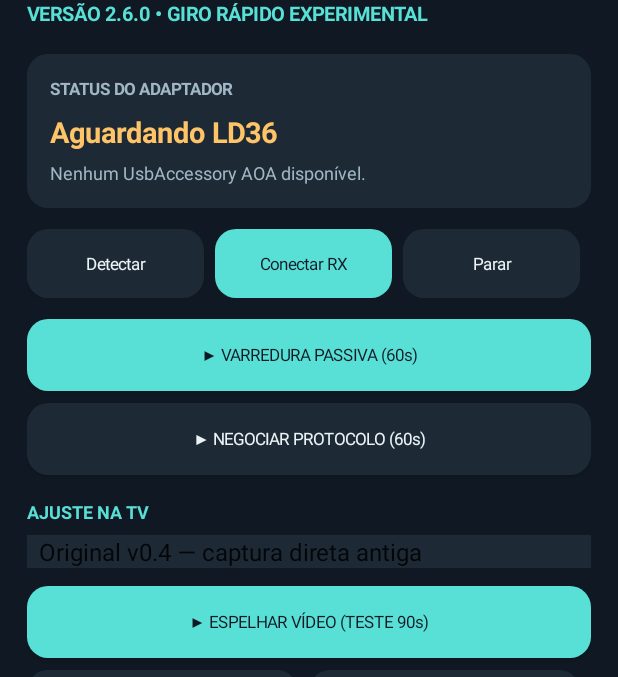
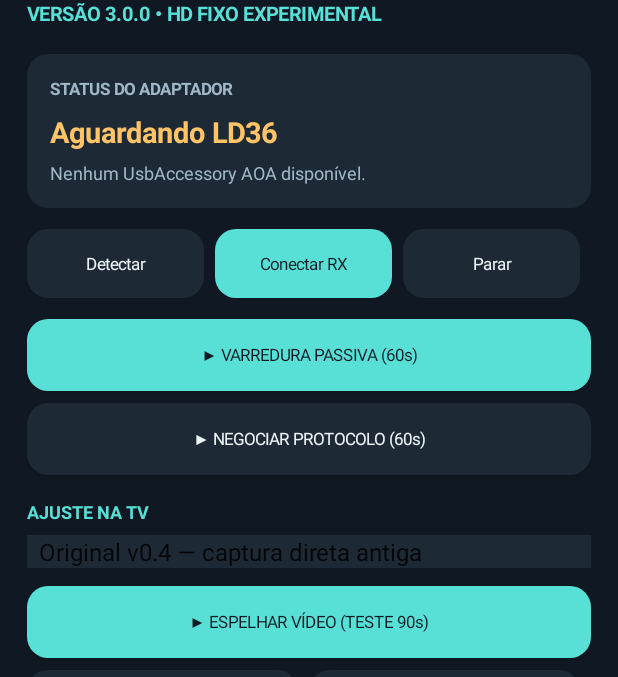
Before and after one commit to amorim220-design/NURA-LD36-Diagnostic, an Android app: the screen it shows after launch (MainActivity), on a phone screen of 412 x 824 dp, the part 138-815 px from its top. Run offline under Robolectric (Android 15) with nearby library versions, the phone set to English and light mode, and no system bars.

Commit message:
feat: v3.0 fixed HD canvas experimental, separate v2.6 fallback

```diff
--- a/app/src/main/java/com/nura/ld36diagnostic/MainActivity.java
+++ b/app/src/main/java/com/nura/ld36diagnostic/MainActivity.java
@@ -83,6 +83,7 @@ public final class MainActivity extends Activity {
     private boolean liveNativeSelected;
     private boolean fixedCanvasSelected;
     private boolean fastCanvasSelected;
+    private boolean hdCanvasSelected;
     private volatile boolean initialProfilePortrait;
     private volatile boolean handoffPending;
     private volatile int handoffTargetSession;
@@ -214,7 +215,7 @@ public final class MainActivity extends Activity {
         TextView title = text("LD36 Diagnostic", 28, INK, Typeface.BOLD);
         title.setPadding(0, dp(7), 0, dp(5));
         root.addView(title);
-        TextView subtitle = text("VERSÃO 2.6.0 • GIRO RÁPIDO EXPERIMENTAL", 13, ACCENT, Typeface.BOLD);
+        TextView subtitle = text("VERSÃO 3.0.0 • HD FIXO EXPERIMENTAL", 13, ACCENT, Typeface.BOLD);
         root.addView(subtitle);
 
         LinearLayout statusCard = columnCard();
@@ -261,7 +262,8 @@ public final class MainActivity extends Activity {
             "GIRO CONTÍNUO v2.3 — NÃO USAR (travou em teste)",
             "CANVAS FIXO v2.4 — render GPU, H264 estável (experimental)",
             "GIRO SUAVE v2.5 — NÃO USAR (congelou em teste)",
-            "GIRO RÁPIDO v2.6 — GPU sem segurar quadros"
+            "GIRO RÁPIDO v2.6 — GPU sem segurar quadros",
+            "HD FIXO v3.0 — teste 1920×864 (nitidez experimental)"
         };
         ArrayAdapter<String> fitAdapter = new ArrayAdapter<>(this,
             android.R.layout.simple_spinner_item, fitting);
@@ -269,7 +271,8 @@ public final class MainActivity extends Activity {
         fitPicker.setAdapter(fitAdapter);
         fitPicker.setBackgroundColor(PANEL);
         // New mode is opt-in: known-working Original remains safe initial selection.
-        int mode = getPreferences(MODE_PRIVATE).getInt("capture_mode_v26",
+        int mode = getPreferences(MODE_PRIVATE).getInt("capture_mode_v30",
+            getPreferences(MODE_PRIVATE).getInt("capture_mode_v26",
             getPreferences(MODE_PRIVATE).getInt("capture_mode_v24",
             getPreferences(MODE_PRIVATE).getInt("capture_mode_v23",
             getPreferences(MODE_PRIVATE).getInt("capture_mode_v22",
@@ -280,24 +283,25 @@ public final class MainActivity extends Activity {
             getPreferences(MODE_PRIVATE).getInt("capture_mode_v17",
             getPreferences(MODE_PRIVATE).getInt("capture_mode_v16",
             getPreferences(MODE_PRIVATE).getInt("capture_mode_v15",
-                getPreferences(MODE_PRIVATE).getInt("capture_mode_v13", 0))))))))))));
+                getPreferences(MODE_PRIVATE).getInt("capture_mode_v13", 0)))))))))))));
         if (mode == 13 || mode == 15) mode = 14; // Never restore failed v2.3/v2.5
-        if (mode < 0 || mode > 16) mode = 0;
+        if (mode < 0 || mode > 17) mode = 0;
         fillTvSelected = mode == 1;
         directTvSelected = mode == 2;
         autoOriginalSelected = mode == 3;
-        vdatAngleSelected = mode >= 4 && mode <= 16;
+        vdatAngleSelected = mode >= 4 && mode <= 17;
         invertedAngleSelected = mode == 5 || mode == 6 || mode == 7;
         landscapeStartSelected = mode == 6;
-        nativeOrientationStartSelected = mode >= 7 && mode <= 16;
+        nativeOrientationStartSelected = mode >= 7 && mode <= 17;
         manualAngleTestSelected = mode == 8;
         nativeAspectTestSelected = mode == 9;
         safeAutoHandoffSelected = mode == 10;
         nativePortraitAspectTestSelected = mode == 11;
         dualNativeSafeSelected = mode == 12;
         liveNativeSelected = false; // physically failed v2.3: disabled
-        fixedCanvasSelected = mode == 14 || mode == 16;
-        fastCanvasSelected = mode == 16;
+        fixedCanvasSelected = mode == 14 || mode == 16 || mode == 17;
+        fastCanvasSelected = mode == 16 || mode == 17;
+        hdCanvasSelected = mode == 17;
         fitPicker.setSelection(mode);
         fitPicker.setOnItemSelectedListener(new AdapterView.OnItemSelectedListener() {
             @Override public void onItemSelected(AdapterView<?> parent, View view, int position, long id) {
@@ -309,18 +313,19 @@ public final class MainActivity extends Activity {
                     fitPicker.setSelection(12);
                     return;
                 }
-                boolean angle = position >= 4 && position <= 16;
+                boolean angle = position >= 4 && position <= 17;
                 boolean inverted = position == 5 || position == 6 || position == 7;
                 boolean landscape = position == 6;
-                boolean nativeOrientation = position >= 7 && position <= 16;
+                boolean nativeOrientation = position >= 7 && position <= 17;
                 boolean manualAngle = position == 8;
                 boolean nativeAspect = position == 9;
                 boolean safeAuto = position == 10;
                 boolean nativePortrait = position == 11;
                 boolean dualNative = position == 12;
                 boolean liveNative = false;
-                boolean fixedCanvas = position == 14 || position == 16;
-                boolean fastCanvas = position == 16;
+                boolean fixedCanvas = position == 14 || position == 16 || position == 17;
+                boolean fastCanvas = position == 16 || position == 17;
+                boolean hdCanvas = position == 17;
                 boolean changed = fillTvSelected != gpu ||
                     directTvSelected != direct ||
                     autoOriginalSelected != auto || vdatAngleSelected != angle ||
@@ -332,7 +337,8 @@ public final class MainActivity extends Activity {
                     dualNativeSafeSelected != dualNative ||
                     liveNativeSelected != liveNative ||
                     fixedCanvasSelected != fixedCanvas ||
-                    fastCanvasSelected != fastCanvas;
+                    fastCanvasSelected != fastCanvas ||
+                    hdCanvasSelected != hdCanvas;
                 fillTvSelected = gpu;
                 directTvSelected = direct;
                 autoOriginalSelected = auto;
@@ -348,13 +354,15 @@ public final class MainActivity extends Activity {
                 liveNativeSelected = liveNative;
                 fixedCanvasSelected = fixedCanvas;
                 fastCanvasSelected = fastCanvas;
-                getPreferences(MODE_PRIVATE).edit().putInt("capture_mode_v26", position).apply();
+                hdCanvasSelected = hdCanvas;
+                getPreferences(MODE_PRIVATE).edit().putInt("capture_mode_v30", position).apply();
                 if (nativeOrientation && !running.get()) {
                     setRequestedOrientation(android.content.pm.ActivityInfo.SCREEN_ORIENTATION_UNSPECIFIED);
                     appendLog("v1.7: orientação do aplicativo liberada. "+
                         "O codificador usará apenas a orientação física no início.");
                 }
                 if (changed) appendLog("Captura selecionada: " +
+                    (hdCanvas ? "v3.0 HD FIXO: mais pixels, sem girar GPU; teste do LD36" :
                     (fastCanvas ? "v2.6 GIRO RAPIDO: GPU sem pausa de quadros, debounce 90ms, H264/USB fixos" :
                     (fixedCanvas ? "v2.4 CANVAS FIXO: mantém H264/USB e redimensiona só a captura na GPU" :
                     (liveNative ? "v2.3 LIVE DESABILITADO" :
@@ -369,7 +377,7 @@ public final class MainActivity extends Activity {
                     (angle ? "VDAT ANGLE v1.4 - mapeamento anterior" :
                         (auto ? "AUTO ORIGINAL v1.1 (sujeito a congelar)" :
                             (direct ? "TV DIRETO v1.0 (sem imagem no teste)" :
-                                (gpu ? "GPU experimental anterior" : "Original v0.4"))))))))))))))) +
+                                (gpu ? "GPU experimental anterior" : "Original v0.4")))))))))))))))) +
                     ". Valido apenas na proxima sessao.");
             }
             @Override public void onNothingSelected(AdapterView<?> parent) { }
@@ -473,7 +481,7 @@ public final class MainActivity extends Activity {
         exportText.setOnClickListener(v -> requestExport(false));
         exportBin.setOnClickListener(v -> requestExport(true));
 
-        TextView note = text("v2.6 GIRO RÁPIDO (EXPERIMENTAL): derivado diretamente da v2.4, que girou sem travar. Reduz a confirmação de 450ms para 90ms, reúne notificações repetidas e reavalia mudanças durante resize; nunca bloqueia os frames (v2.5 congelava). H264 1280x576 e VDAT90 permanentes, USB e autorização Android intactos. O redimensionamento momentâneo ainda precisa ser testado na TV; caso piore, selecionar CANVAS FIXO v2.4. Modos v2.3 e v2.5 bloqueados por falha física. Áudio indisponível.", 12, MUTED, Typeface.NORMAL);
+        TextView note = text("v3.0 HD FIXO (EXPERIMENTAL): base da v2.6, SEM rotacoes GPU artificiais das v2.7 a v2.9. Codifica H264 1920x864 em vez de 1280x576 para investigar nitidez de retrato; o LD36 pode nao aceitar. A proporcao e legibilidade na TV NAO foram validadas. Primeiro teste vertical parado; se nao funcionar, parar e retornar ao GIRO RAPIDO v2.6. A rotação continua pode ser verificada apenas se o retrato for aceito. Audio indisponivel.", 12, MUTED, Typeface.NORMAL);
         note.setPadding(0, dp(17), 0, 0);
         root.addView(note);
     }
@@ -693,14 +701,14 @@ public final class MainActivity extends Activity {
                     stopCapture();
                     return;
                 }
-                int encoderW = fixedCanvasSelected ? 1280 :
+                int encoderW = hdCanvasSelected ? 1920 : (fixedCanvasSelected ? 1280 :
                     ((nativePortraitAspectTestSelected || ((dualNativeSafeSelected || liveNativeSelected) && portrait)) ?
                     nativePortraitWidth(actualW,actualH) :
-                    ((fillTvSelected || directTvSelected) ? 1280 : (portrait ? 720 : 1280)));
-                int encoderH = fixedCanvasSelected ? 576 :
+                    ((fillTvSelected || directTvSelected) ? 1280 : (portrait ? 720 : 1280))));
+                int encoderH = hdCanvasSelected ? 864 : (fixedCanvasSelected ? 576 :
                     (nativeAspectTestSelected || ((safeAutoHandoffSelected || dualNativeSafeSelected || liveNativeSelected) && !portrait))
                     ? nativeLandscapeHeight(actualW, actualH) :
-                    ((fillTvSelected || directTvSelected) ? 720 : (portrait ? 1280 : 720));
+                    ((fillTvSelected || directTvSelected) ? 720 : (portrait ? 1280 : 720)));
                 Intent intent = new Intent(this, MirrorProjectionService.class);
                 intent.setAction(MirrorProjectionService.ACTION_START);
                 intent.putExtra(MirrorProjectionService.EXTRA_RESULT, projectionResult);
@@ -733,6 +741,7 @@ public final class MainActivity extends Activity {
                 vdatAngleFrames180=0;vdatAngleFrames270=0;
                 vdatAngleConfigs=0;vdatAngleIdrs=0;
                 vdatAngleAwaitFirstPacket=(nativeAspectTestSelected || safeAutoHandoffSelected || nativePortraitAspectTestSelected || dualNativeSafeSelected || liveNativeSelected || fixedCanvasSelected) ? 90 : -1;
+                if(hdCanvasSelected) appendLog("v3.0 HD FIXO: encoder 1920x864 VDAT90; se LD36 rejeitar voltar v2.6.");
                 if(fastCanvasSelected) appendLog("v2.6 GIRO RAPIDO: H264/USB fixos; menor atraso GPU; SEM hold de frames.");
                 if(fixedCanvasSelected) appendLog("v2.4 CANVAS FIXO INICIO: fonte="+actualW+"x"+actualH+
                     " H264 CONSTANTE 1280x576, VDAT=90, SurfaceTexture GPU sem crop. Modo diagnóstico: vertical pode ter barras.");
@@ -756,7 +765,8 @@ public final class MainActivity extends Activity {
                         "; MediaCodec fixo por sessao, sem crop.");
                 appendLog("Tela real: " + actualW + "x" + actualH + " -> encoder "
                     + encoderW + "x" + encoderH
-                    + (fastCanvasSelected ? " | v2.6 GIRO RAPIDO 1280x576 VDAT 90" :
+                    + (hdCanvasSelected ? " | v3.0 HD FIXO 1920x864 VDAT 90" :
+                      (fastCanvasSelected ? " | v2.6 GIRO RAPIDO 1280x576 VDAT 90" :
                       (fixedCanvasSelected ? " | v2.4 CANVAS FIXO 1280x576 VDAT 90" :
                       (liveNativeSelected ? " | v2.3 LIVE EXPERIMENTAL VDAT 90" :
                       (dualNativeSafeSelected ? " | v2.2 AUTO NATIVO + VDAT 90" :
@@ -769,7 +779,7 @@ public final class MainActivity extends Activity {
                         (vdatAngleSelected ? " | VDAT ANGLE - CODEC ORIGINAL FIXO" :
                         (autoOriginalSelected ? " | AUTO ORIGINAL v1.1 - CODIFICADOR DINAMICO" :
                             (directTvSelected ? " | TV DIRETO v1.0 (experimental falhou)" :
-                                (fillTvSelected ? " | GPU ANTIGA" : " | ORIGINAL v0.4")))))))))))))));
+                                (fillTvSelected ? " | GPU ANTIGA" : " | ORIGINAL v0.4"))))))))))))))));
                 projectionConsent = null; // MediaProjection consent token must be used once.
                 if (Build.VERSION.SDK_INT >= 26) startForegroundService(intent);
                 else startService(intent);
@@ -1007,7 +1017,8 @@ public final class MainActivity extends Activity {
                     nativePortraitWidth(actual.x,actual.y) :
                     (starPortrait ? 720 : 1280);
                 int h = starPortrait ? 1280 : nativeLandscapeHeight(actual.x,actual.y);
-                if(fixedCanvasSelected) {w=1280;h=576;}
+                if(hdCanvasSelected) {w=1920;h=864;}
+                else if(fixedCanvasSelected) {w=1280;h=576;}
                 activeSession.setVideoOutput(w,h);
                 logFromWorker(session, (fixedCanvasSelected ? "v2.4" : (liveNativeSelected ? "v2.3" : (dualNativeSafeSelected ? "v2.2" : (nativePortraitAspectTestSelected ? "v2.1" : (safeAutoHandoffSelected ? "v2.0" : "v1.9")))))+
                     " STAR PERFIL: H264="+w+"x"+h+
```
